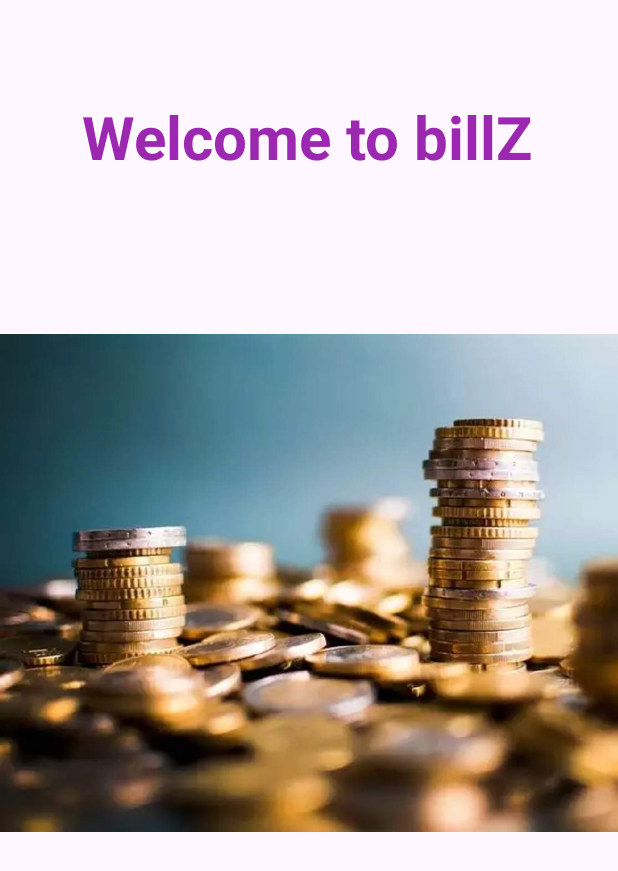
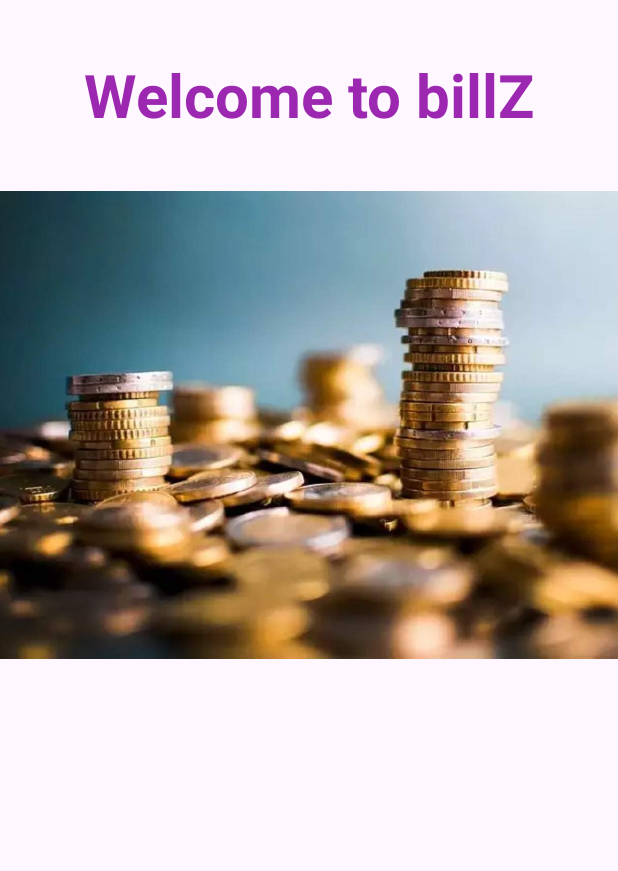
Before and after one commit to simiyunangila/billz, an Android app: the homepage screen opened directly, with no data from a screen before it, on a phone screen of 412 x 824 dp. Shown: the top 871 px of the screen. Run offline under Robolectric (Android 15) with nearby library versions, the phone set to English and light mode, and no system bars.

```diff
--- a/app/src/main/java/com/example/billz/api/apiInterface.kt
+++ b/app/src/main/java/com/example/billz/api/apiInterface.kt
@@ -11,5 +11,6 @@ import retrofit2.http.POST
 interface ApiInterface {
     @POST("/users/register")
     suspend fun registerUser(@Body registerRequest: RegisterRequest):Response<registerResponse>
+    @POST("/users/login")
     suspend fun loginUser(@Body loginRequest: LoginRequest):Response<LoginResponse>
 }
--- a/app/src/main/java/com/example/billz/model/user.kt
+++ b/app/src/main/java/com/example/billz/model/user.kt
@@ -9,4 +9,5 @@ data class User(
     @SerializedName("user_id")var userId:String,
     var email:String,
 
+
 )
--- a/app/src/main/res/layout/activity_homepage.xml
+++ b/app/src/main/res/layout/activity_homepage.xml
@@ -11,22 +11,23 @@
         android:layout_width="wrap_content"
         android:layout_height="wrap_content"
         android:layout_marginStart="16dp"
-        android:layout_marginTop="64dp"
+        android:layout_marginTop="36dp"
         android:layout_marginEnd="16dp"
         android:text="Welcome to billZ"
         android:textColor="#9C27B0"
         android:textSize="40sp"
         android:textStyle="bold"
         app:layout_constraintEnd_toEndOf="parent"
-        app:layout_constraintHorizontal_bias="0.49"
         app:layout_constraintStart_toStartOf="parent"
         app:layout_constraintTop_toTopOf="parent" />
 
     <ImageView
         android:id="@+id/imageView"
-        android:layout_width="443dp"
-        android:layout_height="777dp"
-        app:srcCompat="@drawable/money"
-        tools:layout_editor_absoluteX="-2dp"
-        tools:layout_editor_absoluteY="-90dp" />
+        android:layout_width="416dp"
+        android:layout_height="566dp"
+        app:layout_constraintEnd_toEndOf="parent"
+        app:layout_constraintHorizontal_bias="0.521"
+        app:layout_constraintStart_toStartOf="parent"
+        app:layout_constraintTop_toTopOf="parent"
+        app:srcCompat="@drawable/money" />
 </androidx.constraintlayout.widget.ConstraintLayout>
```
Also changed, not shown: app/src/main/java/com/example/billz/ui/Loginpage.kt (+8 -5 lines), app/src/main/java/com/example/billz/ui/MainActivity.kt (+5 -3 lines), app/src/main/res/layout/activity_main.xml (+4 -3 lines).
